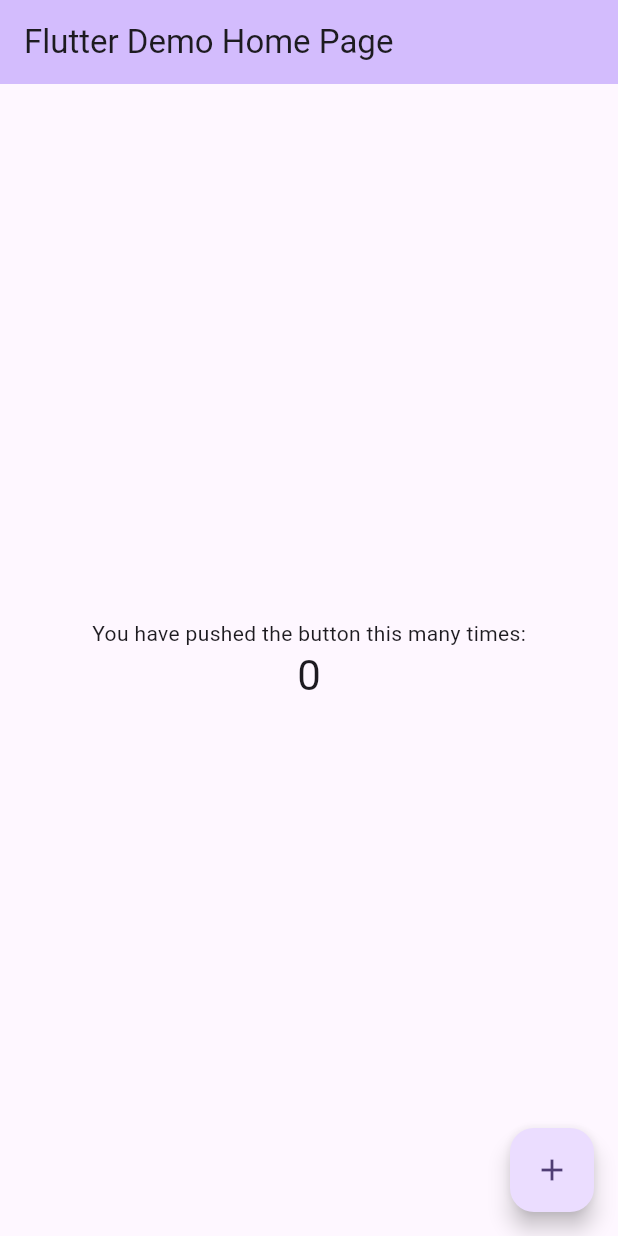
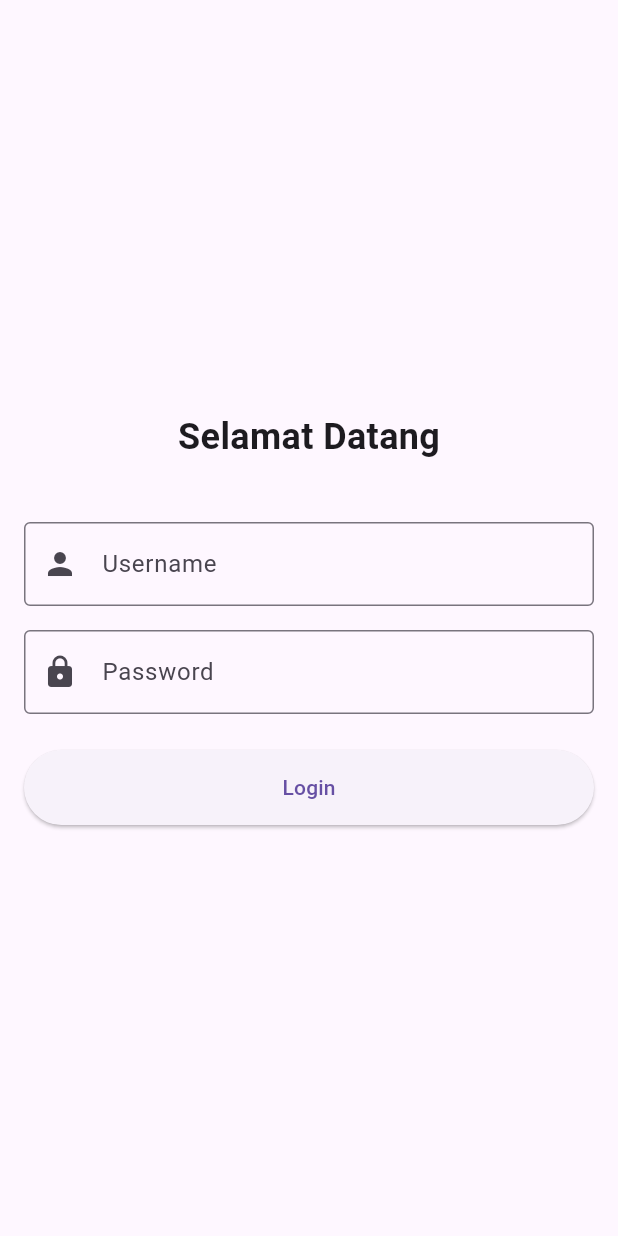
Before and after one commit to KucingSantuy/LabMobile3_MRafiAttariq_D, a Flutter app: the screen it shows after launch, on a phone screen of 412 x 824 dp. Run offline on Flutter 3.47's test engine with Material 3 defaults, Android fonts, the phone set to English and light mode, and no system bars; our stand-ins replace shared_preferences.

Commit message:
finish the project

```diff
--- a/pertemuan3/lib/main.dart
+++ b/pertemuan3/lib/main.dart
@@ -1,125 +1,38 @@
 import 'package:flutter/material.dart';
+import 'package:shared_preferences/shared_preferences.dart';
+import 'screens/login_screen.dart';
+import 'screens/home_screen.dart';
 
-void main() {
-  runApp(const MyApp());
+void main() async {
+  WidgetsFlutterBinding.ensureInitialized();
+  SharedPreferences prefs = await SharedPreferences.getInstance();
+  bool isLoggedIn = prefs.getBool('isLoggedIn') ?? false;
+  runApp(MyApp(isLoggedIn: isLoggedIn));
+}
+
+class Routes {
+  static const String login = '/login';
+  static const String home = '/home';
 }
 
 class MyApp extends StatelessWidget {
-  const MyApp({super.key});
+  final bool isLoggedIn;
 
-  // This widget is the root of your application.
+  const MyApp({Key? key, required this.isLoggedIn}) : super(key: key);
+
   @override
   Widget build(BuildContext context) {
     return MaterialApp(
       title: 'Flutter Demo',
       theme: ThemeData(
-        // This is the theme of your application.
-        //
-        // TRY THIS: Try running your application with "flutter run". You'll see
-        // the application has a purple toolbar. Then, without quitting the app,
-        // try changing the seedColor in the colorScheme below to Colors.green
-        // and then invoke "hot reload" (save your changes or press the "hot
-        // reload" button in a Flutter-supported IDE, or press "r" if you used
-        // the command line to start the app).
-        //
-        // Notice that the counter didn't reset back to zero; the application
-        // state is not lost during the reload. To reset the state, use hot
-        // restart instead.
-        //
-        // This works for code too, not just values: Most code changes can be
-        // tested with just a hot reload.
-        colorScheme: ColorScheme.fromSeed(seedColor: Colors.deepPurple),
-        useMaterial3: true,
+        primarySwatch: Colors.blue,
+        visualDensity: VisualDensity.adaptivePlatformDensity,
       ),
-      home: const MyHomePage(title: 'Flutter Demo Home Page'),
+      initialRoute: isLoggedIn ? Routes.home : Routes.login,
+      routes: {
+        Routes.login: (context) => LoginScreen(),
+        Routes.home: (context) => HomeScreen(),
+      },
     );
   }
 }
-
-class MyHomePage extends StatefulWidget {
-  const MyHomePage({super.key, required this.title});
-
-  // This widget is the home page of your application. It is stateful, meaning
-  // that it has a State object (defined below) that contains fields that affect
-  // how it looks.
-
-  // This class is the configuration for the state. It holds the values (in this
-  // case the title) provided by the parent (in this case the App widget) and
-  // used by the build method of the State. Fields in a Widget subclass are
-  // always marked "final".
-
-  final String title;
-
-  @override
-  State<MyHomePage> createState() => _MyHomePageState();
-}
-
-class _MyHomePageState extends State<MyHomePage> {
-  int _counter = 0;
-
-  void _incrementCounter() {
-    setState(() {
-      // This call to setState tells the Flutter framework that something has
-      // changed in this State, which causes it to rerun the build method below
-      // so that the display can reflect the updated values. If we changed
-      // _counter without calling setState(), then the build method would not be
-      // called again, and so nothing would appear to happen.
-      _counter++;
-    });
-  }
-
-  @override
-  Widget build(BuildContext context) {
-    // This method is rerun every time setState is called, for instance as done
-    // by the _incrementCounter method above.
-    //
-    // The Flutter framework has been optimized to make rerunning build methods
-    // fast, so that you can just rebuild anything that needs updating rather
-    // than having to individually change instances of widgets.
-    return Scaffold(
-      appBar: AppBar(
-        // TRY THIS: Try changing the color here to a specific color (to
-        // Colors.amber, perhaps?) and trigger a hot reload to see the AppBar
-        // change color while the other colors stay the same.
-        backgroundColor: Theme.of(context).colorScheme.inversePrimary,
-        // Here we take the value from the MyHomePage object that was created by
-        // the App.build method, and use it to set our appbar title.
-        title: Text(widget.title),
-      ),
-      body: Center(
-        // Center is a layout widget. It takes a single child and positions it
-        // in the middle of the parent.
-        child: Column(
-          // Column is also a layout widget. It takes a list of children and
-          // arranges them vertically. By default, it sizes itself to fit its
-          // children horizontally, and tries to be as tall as its parent.
-          //
-          // Column has various properties to control how it sizes itself and
-          // how it positions its children. Here we use mainAxisAlignment to
-          // center the children vertically; the main axis here is the vertical
-          // axis because Columns are vertical (the cross axis would be
-          // horizontal).
-          //
-          // TRY THIS: Invoke "debug painting" (choose the "Toggle Debug Paint"
-          // action in the IDE, or press "p" in the console), to see the
-          // wireframe for each widget.
-          mainAxisAlignment: MainAxisAlignment.center,
-          children: <Widget>[
-            const Text(
-              'You have pushed the button this many times:',
-            ),
-            Text(
-              '$_counter',
-              style: Theme.of(context).textTheme.headlineMedium,
-            ),
-          ],
-        ),
-      ),
-      floatingActionButton: FloatingActionButton(
-        onPressed: _incrementCounter,
-        tooltip: 'Increment',
-        child: const Icon(Icons.add),
-      ), // This trailing comma makes auto-formatting nicer for build methods.
-    );
-  }
-}
--- /dev/null
+++ b/pertemuan3/lib/screens/login_screen.dart
@@ -0,0 +1,86 @@
+import 'package:flutter/material.dart';
+import 'package:shared_preferences/shared_preferences.dart';
+import '../main.dart';
+
+class LoginScreen extends StatefulWidget {
+  @override
+  _LoginScreenState createState() => _LoginScreenState();
+}
+
+class _LoginScreenState extends State<LoginScreen> {
+  final TextEditingController _usernameController = TextEditingController();
+  final TextEditingController _passwordController = TextEditingController();
+  bool _isLoading = false;
+
+  @override
+  Widget build(BuildContext context) {
+    return Scaffold(
+      body: SafeArea(
+        child: Padding(
+          padding: const EdgeInsets.all(16.0),
+          child: Column(
+            mainAxisAlignment: MainAxisAlignment.center,
+            children: [
+              Text(
+                'Selamat Datang',
+                style: TextStyle(fontSize: 24, fontWeight: FontWeight.bold),
+              ),
+              SizedBox(height: 40),
+              TextField(
+                controller: _usernameController,
+                decoration: InputDecoration(
+                  labelText: 'Username',
+                  border: OutlineInputBorder(),
+                  prefixIcon: Icon(Icons.person),
+                ),
+              ),
+              SizedBox(height: 16),
+              TextField(
+                controller: _passwordController,
+                decoration: InputDecoration(
+                  labelText: 'Password',
+                  border: OutlineInputBorder(),
+                  prefixIcon: Icon(Icons.lock),
+                ),
+                obscureText: true,
+              ),
+              SizedBox(height: 24),
+              ElevatedButton(
+                onPressed: _isLoading ? null : () => _login(context),
+                child: _isLoading
+                    ? CircularProgressIndicator(color: Colors.white)
+                    : Text('Login'),
+                style: ElevatedButton.styleFrom(
+                  minimumSize: Size(double.infinity, 50),
+                ),
+              ),
+            ],
+          ),
+        ),
+      ),
+    );
+  }
+
+  void _login(BuildContext context) async {
+    setState(() {
+      _isLoading = true;
+    });
+
+    // Simulasi penundaan jaringan
+    await Future.delayed(Duration(seconds: 2));
+
+    if (_usernameController.text == 'admin' && _passwordController.text == 'password') {
+      SharedPreferences prefs = await SharedPreferences.getInstance();
+      await prefs.setBool('isLoggedIn', true);
+      Navigator.of(context).pushReplacementNamed(Routes.home);
+    } else {
+      ScaffoldMessenger.of(context).showSnackBar(
+        SnackBar(content: Text('Login gagal. Coba lagi.')),
+      );
+    }
+
+    setState(() {
+      _isLoading = false;
+    });
+  }
+}
```
Also changed, not shown: pertemuan3/lib/screens/home_screen.dart (added, +93 -0 lines), pertemuan3/pubspec.yaml (+6 -73 lines), pertemuan3/pubspec.lock, 2 other files.
